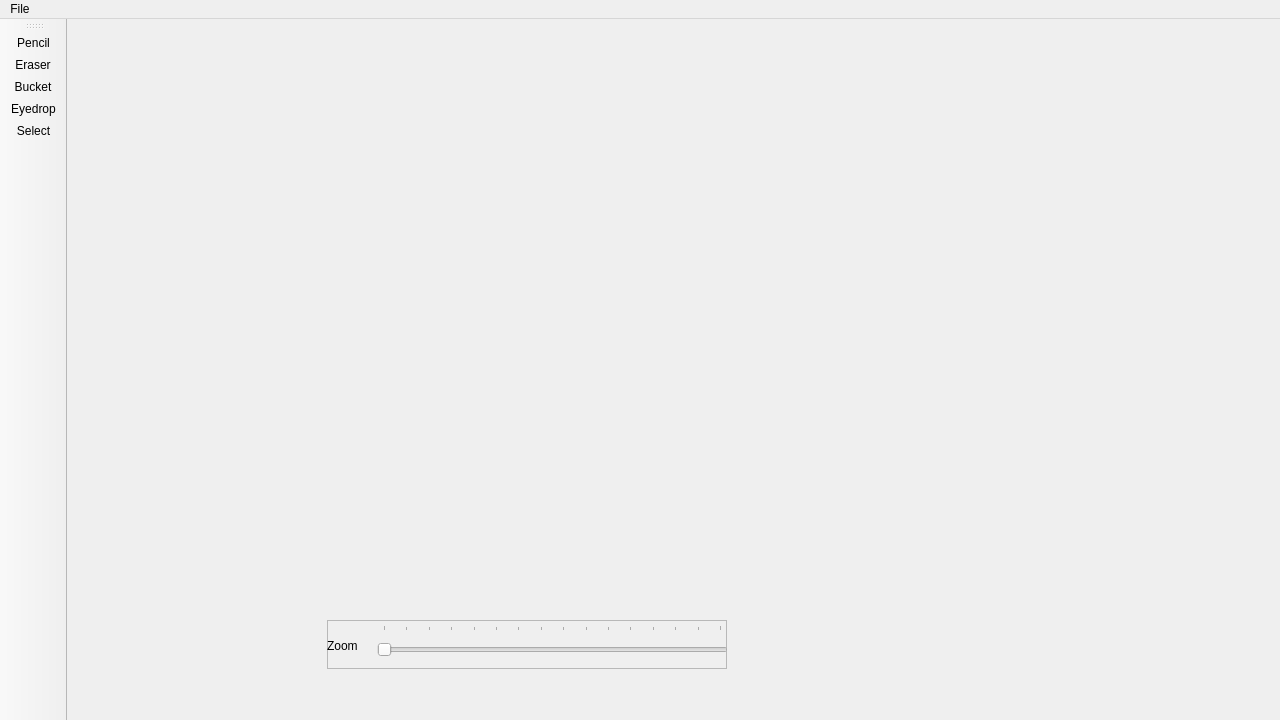
Kalean75/Sprite_Editor, file view.ui: the form before one commit.
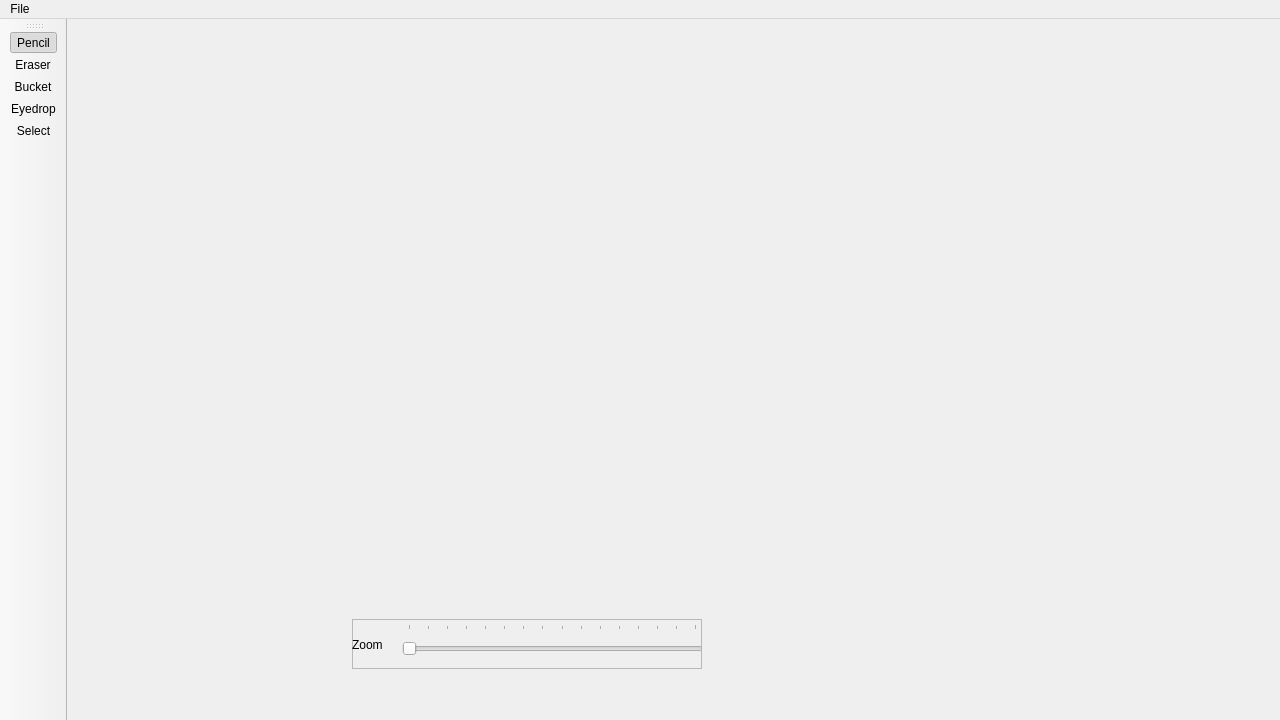
The form after the commit. Icons and pictures are not drawn.

Commit message: Tweak tool button spacing and disable docking animations

Diff of the .ui file:
```diff
--- a/view.ui
+++ b/view.ui
@@ -67,8 +67,8 @@
       <widget class="QFrame" name="frame">
        <property name="maximumSize">
         <size>
-         <width>400</width>
-         <height>49</height>
+         <width>350</width>
+         <height>50</height>
         </size>
        </property>
        <property name="frameShape">
@@ -82,7 +82,7 @@
          <rect>
           <x>50</x>
           <y>5</y>
-          <width>351</width>
+          <width>301</width>
           <height>41</height>
          </rect>
         </property>
@@ -92,6 +92,9 @@
         <property name="maximum">
          <number>16</number>
         </property>
+        <property name="pageStep">
+         <number>1</number>
+        </property>
         <property name="orientation">
          <enum>Qt::Horizontal</enum>
         </property>
@@ -189,6 +192,9 @@
    <property name="checkable">
     <bool>true</bool>
    </property>
+   <property name="checked">
+    <bool>true</bool>
+   </property>
    <property name="icon">
     <iconset resource="res.qrc">
      <normaloff>:/res/pencil.png</normaloff>:/res/pencil.png</iconset>
```
Left out of the diff: 3 changed lines with no effect on the pictures. The commit also changes 1 other file.
